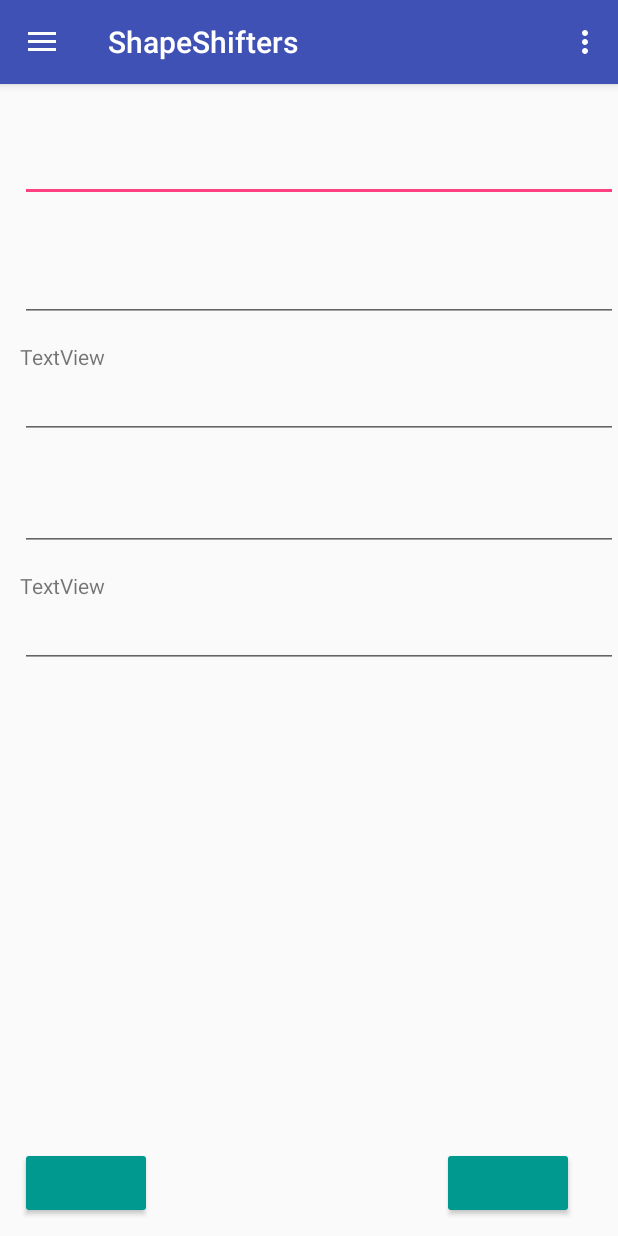
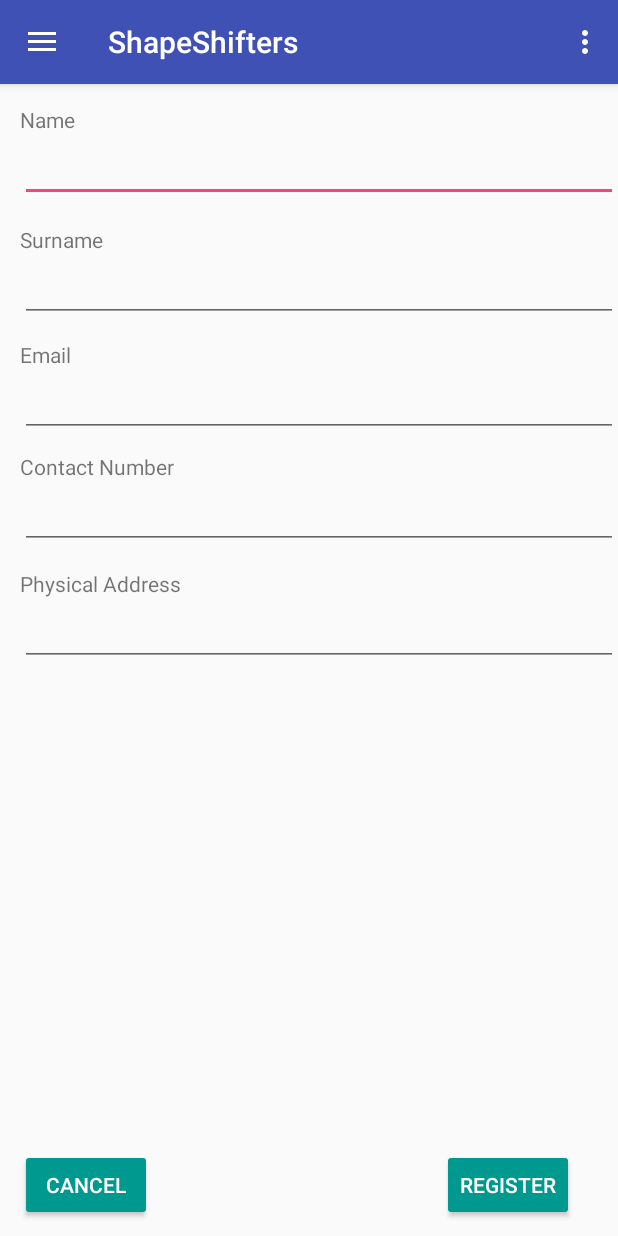
Before and after one commit to sibajikani/SSApp, an Android app: the fragment login_fragment placed in its activity, in the side drawer, after a tap on "Register", on a phone screen of 412 x 824 dp. Run offline under Robolectric (Android 15) with nearby library versions, the phone set to English and light mode, and no system bars.

Commit message:
Working changes

```diff
--- a/app/src/main/java/com/example/s214092755/ssapp/Fragments/login_fragment.java
+++ b/app/src/main/java/com/example/s214092755/ssapp/Fragments/login_fragment.java
@@ -49,7 +49,6 @@ public class login_fragment extends Fragment
         public View onCreateView(LayoutInflater inflater, ViewGroup container,
                                  Bundle savedInstanceState)
         {
-            container.clearDisappearingChildren();
             // Inflate the layout for this fragment
             View view = inflater.inflate(R.layout.login, container, false);
 
@@ -63,7 +62,7 @@ public class login_fragment extends Fragment
             EditText edtUserName = (EditText)view.findViewById(R.id.edtUserName);
             EditText edtPassWord = (EditText)view.findViewById(R.id.edtPassword);
             final String UserName = edtUserName.getText().toString();
-            final String Password = edtUserName.getText().toString();
+            final String Password = edtPassWord.getText().toString();
 
             //create onclick listeners for extracted views
             ForgotPassword.setOnClickListener(new View.OnClickListener()
@@ -131,7 +130,7 @@ public class login_fragment extends Fragment
                         //display that an incorrect username, password combination was provided
                         else
                         {
-                            Toast.makeText(login_fragment.this.getContext(),"The username, password combination provided is incorrect, check the username and password",Toast.LENGTH_SHORT).show();
+                            Toast.makeText(login_fragment.this.getContext(),"The username, password combination provided is incorrect, check the username and password",Toast.LENGTH_LONG).show();
                         }
 
                     }
--- a/app/src/main/java/com/example/s214092755/ssapp/Fragments/product_fragment.java
+++ b/app/src/main/java/com/example/s214092755/ssapp/Fragments/product_fragment.java
@@ -5,6 +5,7 @@ import android.content.DialogInterface;
 import android.net.Uri;
 import android.os.Bundle;
 import android.os.Parcelable;
+import android.support.annotation.Nullable;
 import android.support.v4.app.Fragment;
 import android.support.v4.app.FragmentManager;
 import android.support.v4.app.FragmentTransaction;
@@ -38,6 +39,11 @@ public class product_fragment extends Fragment
     public product_fragment()
     {
         // Required empty public constructor
+    }
+
+    @Override
+    public void onCreate(@Nullable Bundle savedInstanceState) {
+        super.onCreate(savedInstanceState);
     }
 
     @Override
--- a/app/src/main/java/com/example/s214092755/ssapp/Fragments/register_fragment.java
+++ b/app/src/main/java/com/example/s214092755/ssapp/Fragments/register_fragment.java
@@ -3,6 +3,7 @@ package com.example.s214092755.ssapp.Fragments;
 import android.content.Context;
 import android.database.sqlite.SQLiteDatabase;
 import android.os.Bundle;
+import android.support.annotation.Nullable;
 import android.support.v4.app.Fragment;
 import android.view.LayoutInflater;
 import android.view.View;
@@ -26,9 +27,24 @@ public class register_fragment extends Fragment
     private SQLiteDatabase sdb;
     private userController userController;
 
+
+
+    EditText edtName;
+
+    EditText edtSurname;
+    EditText edtEmail;
+    EditText edtContact;
+    EditText edtAddress;
+    Button Register;
+
     public register_fragment()
     {
         // Required empty public constructor
+    }
+
+    @Override
+    public void onCreate(@Nullable Bundle savedInstanceState) {
+        super.onCreate(savedInstanceState);
     }
 
     @Override
@@ -39,22 +55,24 @@ public class register_fragment extends Fragment
         View view = inflater.inflate(R.layout.registration, container, false);
 
         //extract Name, Surname, Email, Contact Number, Physical Address views
-        EditText edtName = (EditText)view.findViewById(R.id.edtRName);
-        final EditText edtSurname = (EditText)view.findViewById(R.id.edtRSurname);
-        EditText edtEmail = (EditText)view.findViewById(R.id.edtREmail);
-        EditText edtContact = (EditText)view.findViewById(R.id.edtRContact);
-        EditText edtAddress = (EditText)view.findViewById(R.id.edtRAddress);
 
-        //extract string values from extracted views
+        edtName = (EditText)view.findViewById(R.id.edtRName);
+      edtSurname = (EditText)view.findViewById(R.id.edtRSurname);
+         edtEmail = (EditText)view.findViewById(R.id.edtREmail);
+         edtContact = (EditText)view.findViewById(R.id.edtRContact);
+         edtAddress = (EditText)view.findViewById(R.id.edtRAddress);
+
+       /* //extract string values from extracted views
         final String Name = edtName.getText().toString();
         final String Surname = edtSurname.getText().toString();
         final String Email = edtEmail.getText().toString();
         final String ContactNum = edtContact.getText().toString();
-        final String Address = edtAddress.getText().toString();
+        final String Address = edtAddress.getText().toString();*/
 
         //extract functionality views i.e Cancel or Register buttons
         Button Cancel = (Button)view.findViewById(R.id.btnrCancel);
-        Button Register = (Button)view.findViewById(R.id.btnrConfirm);
+
+        Register = (Button)view.findViewById(R.id.btnrConfirm);
 
         dbh = new DatabaseHelper(getContext());
         try {
@@ -77,11 +95,26 @@ public class register_fragment extends Fragment
             }
 
         });
+        return view;
+    }
+
+    @Override
+    public void onActivityCreated(@Nullable Bundle savedInstanceState) {
+        super.onActivityCreated(savedInstanceState);
+        //extract string values from extracted views
+
+
 
         Register.setOnClickListener(new View.OnClickListener()
         {
+
             @Override
             public void onClick(View v) {
+                final String Name = edtName.getText().toString();
+                final String Surname = edtSurname.getText().toString();
+                final String Email = edtEmail.getText().toString();
+                final String ContactNum = edtContact.getText().toString();
+                final String Address = edtAddress.getText().toString();
 
                 //Check if all fields are not empty
                 if (Name.length() > 0 && Surname.length() > 0 && Email.length() > 0 && ContactNum.length() > 0 && Address.length() > 0)
@@ -98,6 +131,7 @@ public class register_fragment extends Fragment
                     {
                         //Add the registration details to the database
                         Toast.makeText(register_fragment.this.getContext(),"You can do this",Toast.LENGTH_SHORT).show();
+                        userController.addUser(user);
 
                         //Go to password fragment with user details
 
@@ -108,16 +142,13 @@ public class register_fragment extends Fragment
                 else
                 {
                     //display that some fields are empty
-                    Toast.makeText(register_fragment.this.getContext(), "Not all fields have been completed, ensure that all the fields are completed", Toast.LENGTH_SHORT);
+                    Toast.makeText(getContext(), "Not all fields have been completed, ensure that all the fields are completed", Toast.LENGTH_SHORT).show();
                 }
             }
 
         });
 
-
-        return view;
     }
-
 
     //checks if the user is already registered on the system
     public boolean AlreadyRegistered()
--- a/app/src/main/java/com/example/s214092755/ssapp/Fragments/supps_fragment.java
+++ b/app/src/main/java/com/example/s214092755/ssapp/Fragments/supps_fragment.java
@@ -58,7 +58,7 @@ public class supps_fragment extends Fragment {
 
 
         ImageAdapter imageAdapter = new ImageAdapter(getContext(),strings,mThumbIds);
-        //gridView.setAdapter(imageAdapter);
+        gridView.setAdapter(imageAdapter);
         gridView.setOnItemClickListener(new AdapterView.OnItemClickListener() {
             @Override
             public void onItemClick(AdapterView<?> parent, View view, int position, long id) {
--- a/app/src/main/java/com/example/s214092755/ssapp/MainActivity.java
+++ b/app/src/main/java/com/example/s214092755/ssapp/MainActivity.java
@@ -131,11 +131,6 @@ public class MainActivity extends AppCompatActivity
     public boolean onNavigationItemSelected(MenuItem item) {
         // Handle navigation view item clicks here.
         int id = item.getItemId();
-        /*FragmentManager manager = getSupportFragmentManager();
-        //Fragment transaction
-        FragmentTransaction ft = manager.beginTransaction();
-        //Fragment to switch to
-        android.support.v4.app.Fragment frag;*/
         Fragment fragment = null;
         Class fragmentClass = null;
 
--- a/app/src/main/res/layout/registration.xml
+++ b/app/src/main/res/layout/registration.xml
@@ -7,11 +7,12 @@
         android:id="@+id/textView6"
         android:layout_width="wrap_content"
         android:layout_height="wrap_content"
+        android:layout_alignParentStart="true"
+        android:layout_alignParentTop="true"
         android:layout_marginStart="13dp"
         android:layout_marginTop="14dp"
-        tools:text="Name"
-        android:layout_alignParentTop="true"
-        android:layout_alignParentStart="true" />
+        android:text="Name"
+        tools:text="Name" />
 
     <EditText
         android:id="@+id/edtRName"
@@ -27,10 +28,11 @@
         android:id="@+id/textView8"
         android:layout_width="wrap_content"
         android:layout_height="wrap_content"
-        tools:text="Surname"
+        android:layout_alignStart="@+id/edtRName"
         android:layout_below="@+id/edtRName"
-        android:layout_alignStart="@+id/edtRName"
-        android:layout_marginTop="15dp" />
+        android:layout_marginTop="15dp"
+        android:text="Surname"
+        tools:text="Surname" />
 
     <EditText
         android:id="@+id/edtRSurname"
@@ -48,8 +50,8 @@
         android:layout_height="wrap_content"
         android:layout_alignStart="@+id/edtRSurname"
         android:layout_below="@+id/edtRSurname"
-        android:layout_marginTop="13dp"
-        android:text="TextView"
+        android:layout_marginTop="12dp"
+        android:text="Email"
         tools:text="Email" />
 
     <EditText
@@ -66,10 +68,11 @@
         android:id="@+id/textView10"
         android:layout_width="wrap_content"
         android:layout_height="wrap_content"
+        android:layout_alignStart="@+id/edtREmail"
+        android:layout_below="@+id/edtREmail"
         android:layout_marginTop="10dp"
-        tools:text="Contact Number"
-        android:layout_below="@+id/edtREmail"
-        android:layout_alignStart="@+id/edtREmail" />
+        android:text="Contact Number"
+        tools:text="Contact Number" />
 
     <EditText
         android:id="@+id/edtRContact"
@@ -88,42 +91,39 @@
         android:layout_alignStart="@+id/edtRContact"
         android:layout_below="@+id/edtRContact"
         android:layout_marginTop="13dp"
-        android:text="TextView"
-        tools:text="Physical Address" />
+        android:text="Physical Address" />
 
     <EditText
         android:id="@+id/edtRAddress"
         android:layout_width="wrap_content"
         android:layout_height="wrap_content"
+        android:layout_alignParentEnd="true"
+        android:layout_alignStart="@+id/textView11"
+        android:layout_below="@+id/textView11"
         android:ems="10"
-        android:inputType="textPostalAddress"
-        android:layout_below="@+id/textView11"
-        android:layout_alignParentEnd="true"
-        android:layout_alignStart="@+id/textView11" />
+        android:inputType="textMultiLine|textPostalAddress" />
 
     <Button
         android:id="@+id/btnrCancel"
         android:layout_width="wrap_content"
         android:layout_height="wrap_content"
-        tools:text="Cancel"
         android:layout_alignParentBottom="true"
         android:layout_alignStart="@+id/edtRAddress"
-        android:layout_marginBottom="11dp"
-        android:textColor="@android:color/white"
+        android:layout_marginBottom="10dp"
         android:backgroundTint="@color/Cyan"
-        />
+        android:text="Cancel"
+        android:textColor="@android:color/white" />
 
     <Button
         android:id="@+id/btnrConfirm"
         android:layout_width="wrap_content"
         android:layout_height="wrap_content"
-        android:layout_marginEnd="29dp"
-        tools:text="Register"
         android:layout_alignBaseline="@+id/btnrCancel"
         android:layout_alignBottom="@+id/btnrCancel"
         android:layout_alignParentEnd="true"
-        android:textColor="@android:color/white"
+        android:layout_marginEnd="29dp"
         android:backgroundTint="@color/Cyan"
-        />
+        android:text="Register"
+        android:textColor="@android:color/white" />
 
 </RelativeLayout>
```
